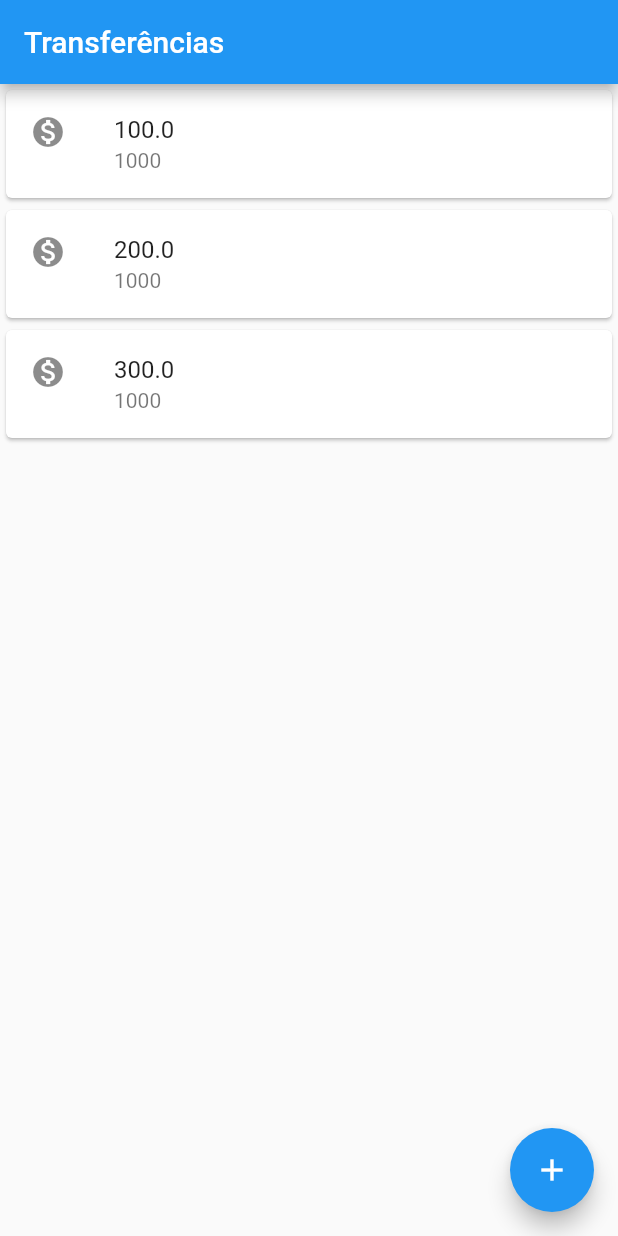
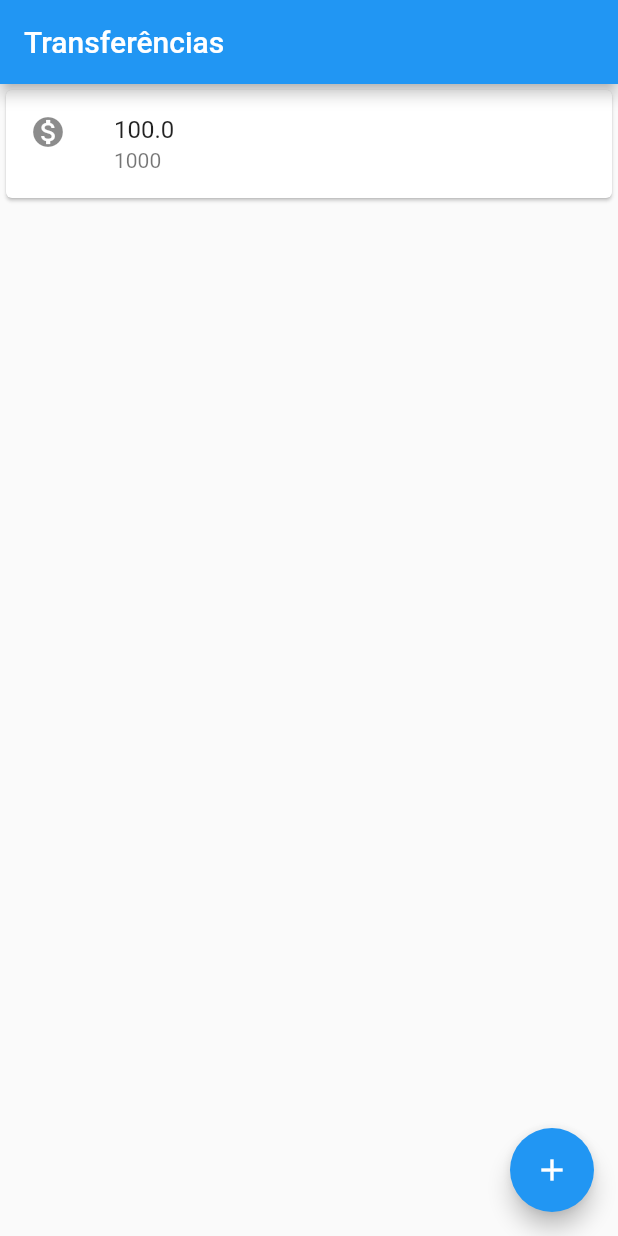
Before and after one commit to simonelopess/flutter-estudos, a Flutter app: the screen it shows after launch, on a phone screen of 412 x 824 dp. Run offline on Flutter 3.47's test engine with Material 2 defaults, Android fonts, the phone set to English and light mode, and no system bars.

Commit message:
Adiciona uma lista dinamica

```diff
--- a/lib/main.dart
+++ b/lib/main.dart
@@ -14,27 +14,31 @@ class ByteBankApp extends StatelessWidget {
 }
 
 class ListaTransferencias extends StatelessWidget {
+  final List<Transferencia> _transferencias = [];
   @override
   Widget build(BuildContext context) {
+    _transferencias.add(Transferencia(100.0, 1000));
     return Scaffold(
       appBar: AppBar(
         title: const Text('Transferências'),
       ),
-      body: Column(
-        children: <Widget>[
-          ItemTransferencia(Transferencia(100.0, 1000)),
-          ItemTransferencia(Transferencia(200.0, 1000)),
-          ItemTransferencia(Transferencia(300.0, 1000)),
-        ],
+      body: ListView.builder(
+        itemCount: _transferencias.length,
+        itemBuilder: (context, indice) {
+          final transferencia = _transferencias[indice];
+          return ItemTransferencia(transferencia);
+        },
       ),
       floatingActionButton: FloatingActionButton(
         child: const Icon(Icons.add),
         onPressed: () {
-          final Future future = Navigator.push(context, MaterialPageRoute(builder: (context) {
+          final Future future =
+              Navigator.push(context, MaterialPageRoute(builder: (context) {
             return FormularioTransferencia();
           }));
           future.then((transferenciaRecebida) {
             debugPrint('$transferenciaRecebida');
+            _transferencias.add(transferenciaRecebida);
           });
         },
       ),
@@ -70,9 +74,15 @@ class FormularioTransferencia extends StatelessWidget {
       ),
       body: Column(
         children: <Widget>[
-          Editor(controlador: _numeroConta, dica: "Número da Conta", rotulo: "000"),
-          Editor(controlador: _valor, dica: "Valor", rotulo:  '0.00', icone: Icons.monetization_on),
-
+          Editor(
+              controlador: _numeroConta,
+              dica: "Número da Conta",
+              rotulo: "000"),
+          Editor(
+              controlador: _valor,
+              dica: "Valor",
+              rotulo: '0.00',
+              icone: Icons.monetization_on),
           ElevatedButton(
             child: Text('Confirmar'),
             onPressed: () {
@@ -88,7 +98,7 @@ class FormularioTransferencia extends StatelessWidget {
     final int? numeroConta = int.tryParse(_numeroConta.text);
     final double? valor = double.tryParse(_valor.text);
 
-    if(numeroConta != null && valor != null) {
+    if (numeroConta != null && valor != null) {
       final transferenciaCriada = Transferencia(valor, numeroConta);
       Navigator.pop(context, transferenciaCriada);
     }
@@ -96,19 +106,16 @@ class FormularioTransferencia extends StatelessWidget {
 }
 
 class Editor extends StatelessWidget {
-
   final TextEditingController? controlador;
   final String? rotulo;
   final String? dica;
   final IconData? icone;
 
-
   Editor({this.controlador, this.rotulo, this.dica, this.icone});
 
   @override
   Widget build(BuildContext context) {
-    return
-     Padding(
+    return Padding(
       padding: const EdgeInsets.all(16.0),
       child: TextField(
         controller: controlador,
@@ -122,6 +129,7 @@ class Editor extends StatelessWidget {
     );
   }
 }
+
 class Transferencia {
   final double valor;
   final int numeroConta;
@@ -130,5 +138,6 @@ class Transferencia {
   String toString() {
     return 'Transferencia{valor: $valor, numeroConta: $numeroConta}';
   }
+
   Transferencia(this.valor, this.numeroConta);
 }
```
Lines whose indentation alone changed are shown as unchanged.
